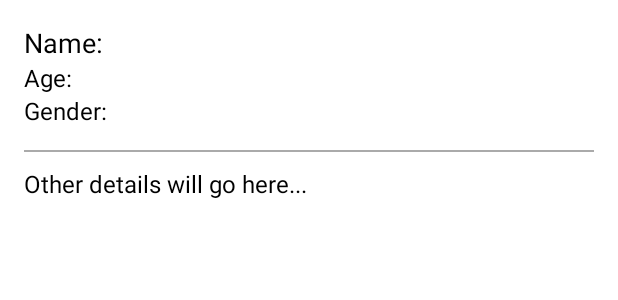
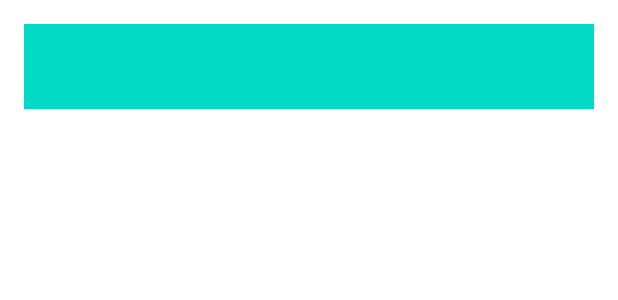
Before and after one commit to alifbinturjo/FeelWell, an Android app: the layout activity_profile.xml on its own in the app's theme, with its tools: preview values and no code run, on a phone screen of 412 x 824 dp. Shown: the top 300 px of the screen. Run offline under Robolectric (Android 15) with nearby library versions, the phone set to English and light mode, and no system bars.

Commit message:
profile and api modified

```diff
--- a/app/build.gradle
+++ b/app/build.gradle
@@ -8,7 +8,7 @@ android {
 
     defaultConfig {
         applicationId "com.example.feelwell"
-        minSdk 24
+        minSdk 26
         targetSdk 35
         versionCode 1
         versionName "1.0"
--- a/app/src/main/res/layout/activity_feeling_prompt.xml
+++ b/app/src/main/res/layout/activity_feeling_prompt.xml
@@ -60,11 +60,7 @@
             android:text="Low Self-Esteem"
             android:layout_marginBottom="16dp"/>
 
-        <Button
-            android:id="@+id/btnFine"
-            android:layout_width="wrap_content"
-            android:layout_height="wrap_content"
-            android:text="Fine"/>
+
     </LinearLayout>
 
 </RelativeLayout>
--- a/app/src/main/res/layout/activity_profile.xml
+++ b/app/src/main/res/layout/activity_profile.xml
@@ -6,67 +6,49 @@
     android:padding="16dp"
     android:background="@color/white">
 
-    <!-- User Details Section (Minimal Space at Top) -->
-    <LinearLayout
+    <!-- Profile Info Table (Horizontally Arranged) -->
+    <TableLayout
         android:layout_width="match_parent"
         android:layout_height="wrap_content"
-        android:orientation="vertical"
-        android:paddingBottom="10dp">
+        android:background="@color/teal_200"
+        android:padding="8dp"
+        android:stretchColumns="*">
+
+        <TableRow
+            android:layout_width="match_parent"
+            android:layout_height="wrap_content">
 
             <TextView
                 android:id="@+id/tvUserName"
-            android:layout_width="wrap_content"
+                android:layout_width="0dp"
+                android:layout_weight="1"
                 android:layout_height="wrap_content"
-            android:text="Name: "
                 android:textSize="18sp"
-            android:textColor="@color/black"
-            android:layout_gravity="start"/>
+                android:textColor="@color/white"
+                android:gravity="center"
+                android:padding="8dp"
+                android:textStyle="bold"/>
 
             <TextView
                 android:id="@+id/tvUserAge"
-            android:layout_width="wrap_content"
+                android:layout_width="0dp"
+                android:layout_weight="1"
                 android:layout_height="wrap_content"
-            android:text="Age: "
-            android:textSize="16sp"
-            android:textColor="@color/black"
-            android:layout_gravity="start"/>
+                android:textSize="18sp"
+                android:textColor="@color/white"
+                android:gravity="center"
+                android:padding="8dp"/>
 
             <TextView
                 android:id="@+id/tvUserGender"
-            android:layout_width="wrap_content"
+                android:layout_width="0dp"
+                android:layout_weight="1"
                 android:layout_height="wrap_content"
-            android:text="Gender: "
-            android:textSize="16sp"
-            android:textColor="@color/black"
-            android:layout_gravity="start"/>
-    </LinearLayout>
-
-    <!-- Space for other details -->
-    <View
-        android:layout_width="match_parent"
-        android:layout_height="1dp"
-        android:background="@android:color/darker_gray"
-        android:layout_marginTop="5dp"
-        android:layout_marginBottom="10dp"/>
-
-    <ScrollView
-        android:layout_width="match_parent"
-        android:layout_height="match_parent">
-
-        <LinearLayout
-            android:layout_width="match_parent"
-            android:layout_height="wrap_content"
-            android:orientation="vertical">
-
-            <!-- Other Details Placeholder -->
-            <TextView
-                android:id="@+id/tvOtherDetails"
-                android:layout_width="wrap_content"
-                android:layout_height="wrap_content"
-                android:text="Other details will go here..."
-                android:textSize="16sp"
-                android:textColor="@color/black"/>
-        </LinearLayout>
-    </ScrollView>
+                android:textSize="18sp"
+                android:textColor="@color/white"
+                android:gravity="center"
+                android:padding="8dp"/>
+        </TableRow>
+    </TableLayout>
 
 </LinearLayout>
```
Also changed, not shown: app/src/main/java/com/example/feelwell/FeelingPromptActivity.java (+2 -7 lines), app/src/main/java/com/example/feelwell/ProfileActivity.java (+9 -40 lines). Lines whose indentation alone changed are shown as unchanged.
